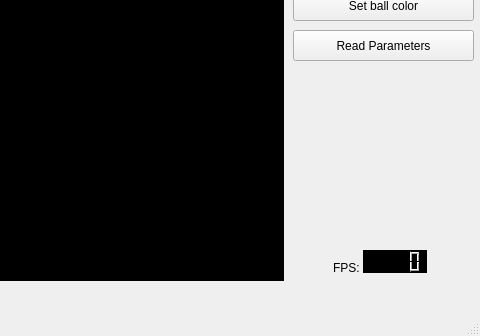
Qt form setparameters.ui (mateus558/RinoBot-System) before a commit; both pictures show x 507 to 987 and y 180 to 516 of the 987 by 516 pixel window.
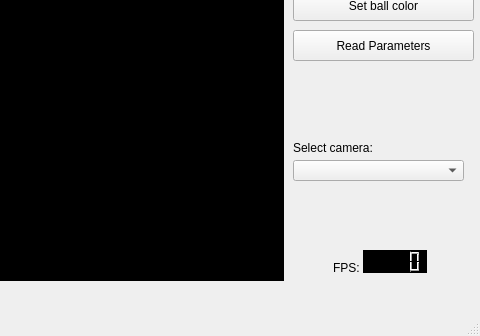
The same form after that commit.

The edit to the form file:
```diff
--- a/setparameters.ui
+++ b/setparameters.ui
@@ -173,6 +173,29 @@
      <string>Set ball color</string>
     </property>
    </widget>
+   <widget class="QLabel" name="camera_label">
+    <property name="geometry">
+     <rect>
+      <x>800</x>
+      <y>320</y>
+      <width>101</width>
+      <height>16</height>
+     </rect>
+    </property>
+    <property name="text">
+     <string>Select camera:</string>
+    </property>
+   </widget>
+   <widget class="QComboBox" name="camera_comboBox">
+    <property name="geometry">
+     <rect>
+      <x>800</x>
+      <y>340</y>
+      <width>171</width>
+      <height>21</height>
+     </rect>
+    </property>
+   </widget>
   </widget>
   <widget class="QStatusBar" name="statusbar"/>
  </widget>
```
